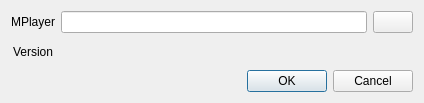
FelixdelasPozas/TranslucentMPlayer, file ConfigurationDialog.ui: the form before one commit.
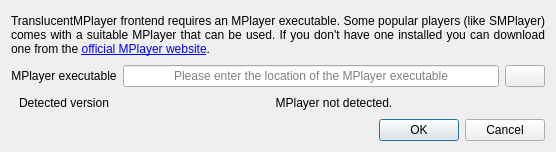
The form after the commit. Icons and pictures are not drawn.

The edit to the form file:
```diff
--- a/ConfigurationDialog.ui
+++ b/ConfigurationDialog.ui
@@ -6,20 +6,20 @@
    <rect>
     <x>0</x>
     <y>0</y>
-    <width>424</width>
-    <height>103</height>
+    <width>556</width>
+    <height>152</height>
    </rect>
   </property>
   <property name="minimumSize">
    <size>
-    <width>424</width>
-    <height>103</height>
+    <width>556</width>
+    <height>152</height>
    </size>
   </property>
   <property name="maximumSize">
    <size>
-    <width>424</width>
-    <height>103</height>
+    <width>556</width>
+    <height>152</height>
    </size>
   </property>
   <property name="windowTitle">
@@ -30,12 +30,31 @@
     <normaloff>:/TranslucentMPlayer/config.svg</normaloff>:/TranslucentMPlayer/config.svg</iconset>
   </property>
   <layout class="QVBoxLayout" name="verticalLayout">
+   <item>
+    <widget class="QLabel" name="label_3">
+     <property name="text">
+      <string>&lt;html&gt;&lt;head/&gt;&lt;body&gt;&lt;p&gt;TranslucentMPlayer frontend requires an MPlayer executable. Some popular players (like SMPlayer) comes with a suitable MPlayer that can be used. If you don't have one installed you can download one from the &lt;a href=&quot;http://www.mplayerhq.hu&quot;&gt;&lt;span style=&quot; text-decoration: underline; color:#0000ff;&quot;&gt;official MPlayer website&lt;/span&gt;&lt;/a&gt;.&lt;/p&gt;&lt;/body&gt;&lt;/html&gt;</string>
+     </property>
+     <property name="alignment">
+      <set>Qt::AlignJustify|Qt::AlignVCenter</set>
+     </property>
+     <property name="wordWrap">
+      <bool>true</bool>
+     </property>
+     <property name="openExternalLinks">
+      <bool>true</bool>
+     </property>
+    </widget>
+   </item>
    <item>
     <layout class="QGridLayout" name="gridLayout">
      <item row="1" column="1">
       <widget class="QLabel" name="m_versionText">
        <property name="text">
-        <string/>
+        <string>MPlayer not detected.</string>
+       </property>
+       <property name="alignment">
+        <set>Qt::AlignCenter</set>
        </property>
       </widget>
      </item>
@@ -54,7 +73,7 @@
         <string>Video volume</string>
        </property>
        <property name="text">
-        <string>Version</string>
+        <string>Detected version</string>
        </property>
        <property name="alignment">
         <set>Qt::AlignCenter</set>
@@ -71,6 +90,18 @@
          <property name="statusTip">
           <string>MPlayer executable</string>
          </property>
+         <property name="frame">
+          <bool>true</bool>
+         </property>
+         <property name="alignment">
+          <set>Qt::AlignCenter</set>
+         </property>
+         <property name="readOnly">
+          <bool>true</bool>
+         </property>
+         <property name="placeholderText">
+          <string>Please enter the location of the MPlayer executable</string>
+         </property>
         </widget>
        </item>
        <item>
@@ -107,7 +138,7 @@
         <string>MPlayer executable</string>
        </property>
        <property name="text">
-        <string>MPlayer</string>
+        <string>MPlayer executable</string>
        </property>
        <property name="alignment">
         <set>Qt::AlignCenter</set>
```
